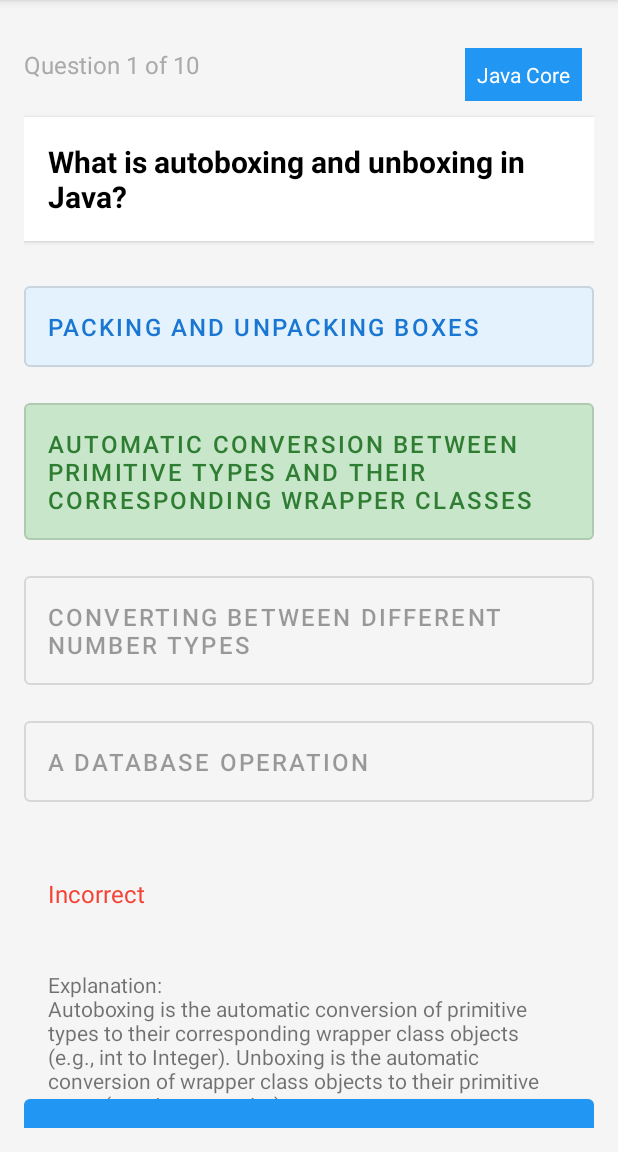
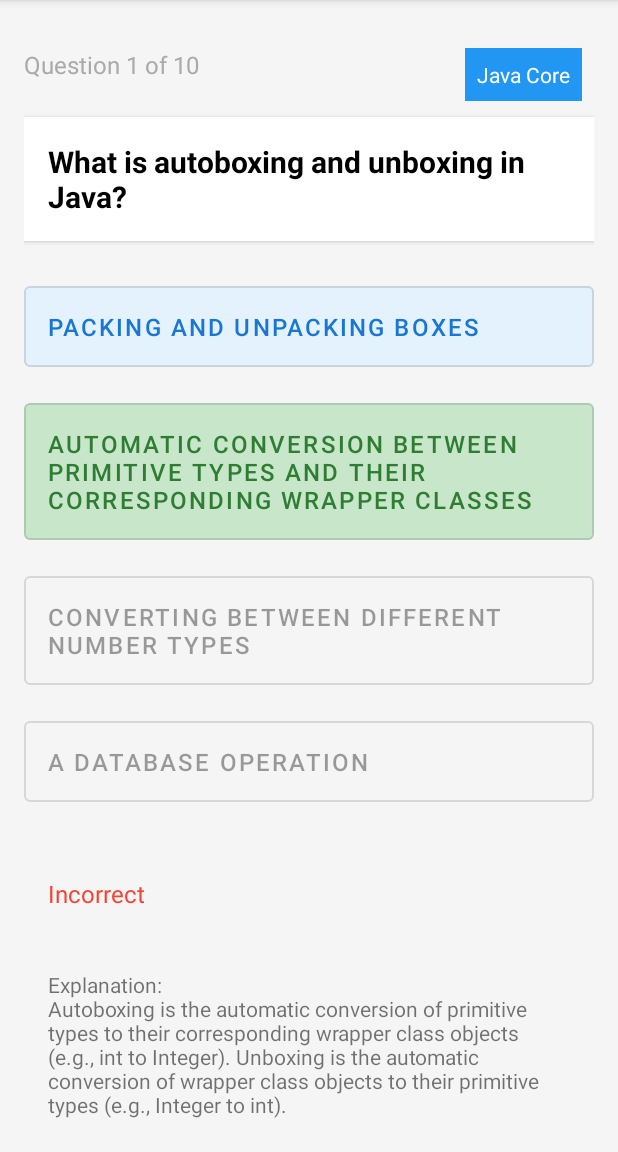
Before and after one commit to EdMkn/AndroidAppForQuiz, an Android app: the QuizActivity screen opened directly, with no data from a screen before it, after a tap on "PACKING AND UNPACKING BOXES", on a phone screen of 412 x 824 dp, the part 84-1236 px from its top. Run offline under Robolectric (Android 15) with nearby library versions, the phone set to English and light mode, and no system bars.

Commit message:
fix: now some layouts are now embedded in ScrollView Components fix: use of `@string` resource

```diff
--- a/app/build.gradle.kts
+++ b/app/build.gradle.kts
@@ -19,7 +19,8 @@ android {
 
     buildTypes {
         release {
-            isMinifyEnabled = false
+            isMinifyEnabled = true
+            isShrinkResources = true
             proguardFiles(
                 getDefaultProguardFile("proguard-android-optimize.txt"),
                 "proguard-rules.pro"
--- a/app/src/main/AndroidManifest.xml
+++ b/app/src/main/AndroidManifest.xml
@@ -9,6 +9,7 @@
         android:roundIcon="@mipmap/ic_launcher_round"
         android:supportsRtl="true"
         android:theme="@style/Theme.JavaQuizApp"
+        android:largeHeap="false"
         tools:targetApi="31">
         <activity
             android:name=".MainActivity"
--- a/app/src/main/res/layout/activity_quiz.xml
+++ b/app/src/main/res/layout/activity_quiz.xml
@@ -4,8 +4,21 @@
     xmlns:tools="http://schemas.android.com/tools"
     android:layout_width="match_parent"
     android:layout_height="match_parent"
-    android:padding="16dp"
     tools:context=".QuizActivity">
+
+    <ScrollView
+        android:layout_width="match_parent"
+        android:layout_height="0dp"
+        android:fillViewport="true"
+        app:layout_constraintTop_toTopOf="parent"
+        app:layout_constraintBottom_toBottomOf="parent"
+        app:layout_constraintStart_toStartOf="parent"
+        app:layout_constraintEnd_toEndOf="parent">
+
+        <androidx.constraintlayout.widget.ConstraintLayout
+            android:layout_width="match_parent"
+            android:layout_height="wrap_content"
+            android:padding="16dp">
 
             <TextView
                 android:id="@+id/questionCounter"
@@ -36,7 +49,7 @@
                 android:id="@+id/questionText"
                 android:layout_width="0dp"
                 android:layout_height="wrap_content"
-        android:text="Question text goes here"
+                android:text="@string/question_text_goes_here"
                 android:textSize="20sp"
                 android:textStyle="bold"
                 android:textColor="@color/black"
@@ -63,7 +76,7 @@
                     style="@style/Widget.MaterialComponents.Button.OutlinedButton"
                     android:layout_width="match_parent"
                     android:layout_height="wrap_content"
-            android:text="Option 1"
+                    android:text="@string/option_1"
                     android:textSize="16sp"
                     android:padding="16dp"
                     android:layout_marginBottom="12dp"
@@ -74,7 +87,7 @@
                     style="@style/Widget.MaterialComponents.Button.OutlinedButton"
                     android:layout_width="match_parent"
                     android:layout_height="wrap_content"
-            android:text="Option 2"
+                    android:text="@string/option_2"
                     android:textSize="16sp"
                     android:padding="16dp"
                     android:layout_marginBottom="12dp"
@@ -85,7 +98,7 @@
                     style="@style/Widget.MaterialComponents.Button.OutlinedButton"
                     android:layout_width="match_parent"
                     android:layout_height="wrap_content"
-            android:text="Option 3"
+                    android:text="@string/option_3"
                     android:textSize="16sp"
                     android:padding="16dp"
                     android:layout_marginBottom="12dp"
@@ -96,7 +109,7 @@
                     style="@style/Widget.MaterialComponents.Button.OutlinedButton"
                     android:layout_width="match_parent"
                     android:layout_height="wrap_content"
-            android:text="Option 4"
+                    android:text="@string/option_4"
                     android:textSize="16sp"
                     android:padding="16dp"
                     android:layout_marginBottom="12dp"
@@ -147,3 +160,6 @@
                 android:layout_marginBottom="16dp" />
 
         </androidx.constraintlayout.widget.ConstraintLayout>
+    </ScrollView>
+
+</androidx.constraintlayout.widget.ConstraintLayout>
--- a/app/src/main/res/values/strings.xml
+++ b/app/src/main/res/values/strings.xml
@@ -16,4 +16,10 @@
     <string name="incorrect_answer">Incorrect</string>
     <string name="explanation">Explanation:</string>
     <string name="java_version">Java %1$s</string>
+    <string name="results">Results</string>
+    <string name="question_text_goes_here">Question text goes here</string>
+    <string name="option_1">Option 1</string>
+    <string name="option_2">Option 2</string>
+    <string name="option_3">Option 3</string>
+    <string name="option_4">Option 4</string>
 </resources>
```
Also changed, not shown: app/src/main/res/layout/activity_results.xml (+18 -2 lines). Lines whose indentation alone changed are shown as unchanged.
